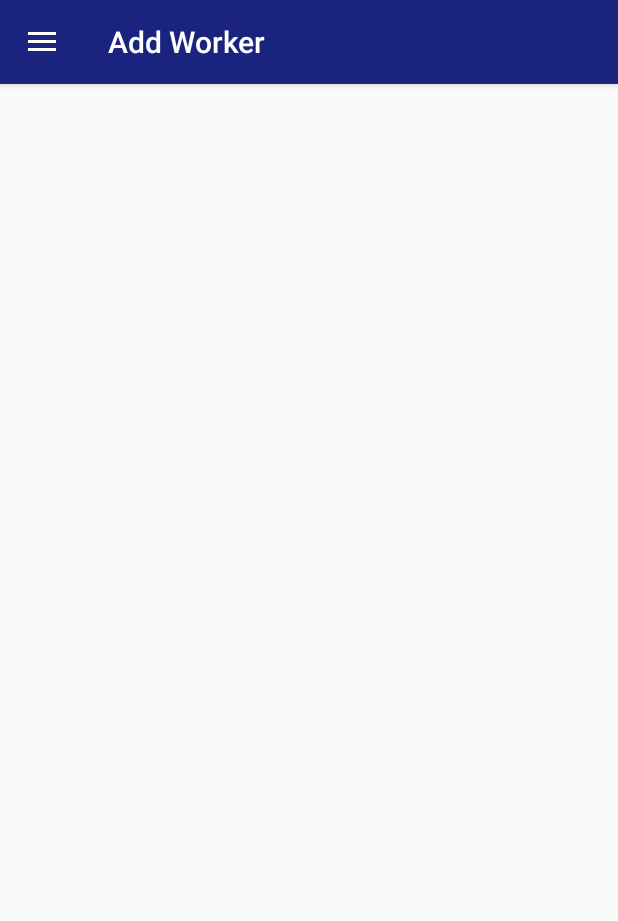
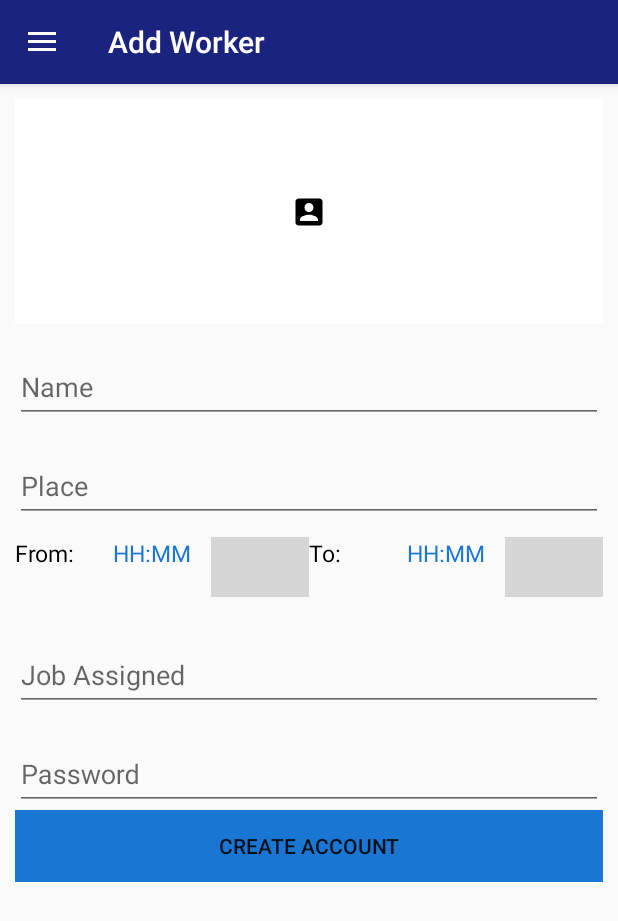
Before and after one commit to ShankarDhandapani/Washmak, an Android app: the fragment AddWorkerFragement placed in its activity, on a phone screen of 412 x 824 dp. Shown: the top 921 px of the screen. Run offline under Robolectric (Android 15) with nearby library versions, the phone set to English and light mode, and no system bars; our stand-ins replace Firebase (no records; nobody signed in at launch, a user with empty details on screens opened directly); grey boxes are pictures that could not be loaded.

Commit message:
Added Add Worker IN Manager

```diff
--- a/app/src/main/java/com/washmak/cingrous/washmak/AddWorkerFragement.java
+++ b/app/src/main/java/com/washmak/cingrous/washmak/AddWorkerFragement.java
@@ -1,5 +1,8 @@
 package com.washmak.cingrous.washmak;
 
+import android.annotation.SuppressLint;
+import android.app.Dialog;
+import android.app.TimePickerDialog;
 import android.os.Bundle;
 import android.support.annotation.NonNull;
 import android.support.annotation.Nullable;
@@ -7,16 +10,86 @@ import android.support.v4.app.Fragment;
 import android.view.LayoutInflater;
 import android.view.View;
 import android.view.ViewGroup;
+import android.widget.TextView;
+import android.widget.TimePicker;
+import android.widget.Toast;
 
+import java.util.Calendar;
 import java.util.Objects;
 
 public class AddWorkerFragement extends Fragment {
+    final Calendar c = Calendar.getInstance();
+    int hr = c.get(Calendar.HOUR_OF_DAY);
+    int min = c.get(Calendar.MINUTE);
+    TextView from_time, to_time;
 
     @Nullable
     @Override
     public View onCreateView(@NonNull LayoutInflater inflater, @Nullable ViewGroup container, @Nullable Bundle savedInstanceState) {
-        return inflater.inflate(R.layout.fragement_add_worker, container, false);
+
+        final View view = inflater.inflate(R.layout.fragement_add_worker, container, false);
+        from_time = view.findViewById(R.id.time_from_from_add_details);
+        to_time = view.findViewById(R.id.time_to_from_add_details);
+
+
+        view.findViewById(R.id.set_time_from_from_add_details).setOnClickListener(new View.OnClickListener() {
+            @Override
+            public void onClick(View v) {
+                TimePickerDialog timePickerDialog = new TimePickerDialog(getContext(), new TimePickerDialog.OnTimeSetListener() {
+                    @SuppressLint("SetTextI18n")
+                    @Override
+                    public void onTimeSet(TimePicker view, int hourOfDay, int minute) {
+                        updateTime(hourOfDay, minute, 1);
+                    }
+                }, hr, min, false);
+                timePickerDialog.show();
+            }
+        });
+
+        view.findViewById(R.id.set_time_to_from_add_details).setOnClickListener(new View.OnClickListener() {
+            @Override
+            public void onClick(View v) {
+                TimePickerDialog timePickerDialog = new TimePickerDialog(getContext(), new TimePickerDialog.OnTimeSetListener() {
+                    @SuppressLint("SetTextI18n")
+                    @Override
+                    public void onTimeSet(TimePicker view, int hourOfDay, int minute) {
+                        updateTime(hourOfDay, minute, 0);
+                    }
+                }, hr, min, false);
+                timePickerDialog.show();
+            }
+        });
+        return view;
+
     }
+
+    private void updateTime(int hours, int mins, int i) {
+        String timeSet = "";
+    if (hours > 12) {
+        hours -= 12;
+        timeSet = "PM";
+    } else if (hours == 0) {
+        hours += 12;
+        timeSet = "AM";
+    } else if (hours == 12)
+        timeSet = "PM";
+    else
+        timeSet = "AM";
+        String minutes = "";
+        if (mins < 10)
+            minutes = "0" + mins;
+        else
+            minutes = String.valueOf(mins);
+        String aTime = String.valueOf(hours) + ':' + minutes + " " + timeSet;
+
+        if(i == 1){
+            from_time.setText(aTime);
+        }else {
+            to_time.setText(aTime);
+
+        }
+    }
+
 
     @Override
     public void onViewCreated(@NonNull View view, @Nullable Bundle savedInstanceState) {
--- /dev/null
+++ b/app/src/main/res/drawable/ic_access_time_black_24dp.xml
@@ -0,0 +1,9 @@
+<vector xmlns:android="http://schemas.android.com/apk/res/android"
+        android:width="24dp"
+        android:height="24dp"
+        android:viewportWidth="24.0"
+        android:viewportHeight="24.0">
+    <path
+        android:fillColor="#FF000000"
+        android:pathData="M11.99,2C6.47,2 2,6.48 2,12s4.47,10 9.99,10C17.52,22 22,17.52 22,12S17.52,2 11.99,2zM12,20c-4.42,0 -8,-3.58 -8,-8s3.58,-8 8,-8 8,3.58 8,8 -3.58,8 -8,8zM12.5,7H11v6l5.25,3.15 0.75,-1.23 -4.5,-2.67z"/>
+</vector>
--- /dev/null
+++ b/app/src/main/res/layout-v21/fragement_add_worker.xml
@@ -0,0 +1,140 @@
+<?xml version="1.0" encoding="utf-8"?>
+<ScrollView xmlns:android="http://schemas.android.com/apk/res/android"
+    android:layout_width="match_parent"
+    android:layout_height="match_parent"
+    android:orientation="vertical"
+    android:layout_weight="100"
+    android:padding="10dp">
+
+    <LinearLayout
+        android:weightSum="60"
+        android:orientation="vertical"
+        android:layout_width="match_parent"
+        android:layout_height="wrap_content">
+
+        <ImageButton
+            android:background="@color/colorPrimaryText"
+            android:src="@drawable/ic_account_box_black_24dp"
+            android:layout_width="match_parent"
+            android:layout_height="150dp"
+            android:contentDescription="@string/workerimageview" />
+
+        <android.support.design.widget.TextInputLayout
+            android:paddingTop="10dp"
+            android:layout_width="match_parent"
+            android:layout_height="wrap_content">
+
+            <android.support.design.widget.TextInputEditText
+                android:layout_width="match_parent"
+                android:layout_height="wrap_content"
+                android:hint="@string/name" />
+
+        </android.support.design.widget.TextInputLayout>
+
+        <android.support.design.widget.TextInputLayout
+            android:paddingTop="10dp"
+            android:layout_width="match_parent"
+            android:layout_height="wrap_content">
+
+            <android.support.design.widget.TextInputEditText
+                android:layout_width="match_parent"
+                android:layout_height="wrap_content"
+                android:hint="@string/place" />
+        </android.support.design.widget.TextInputLayout>
+
+        <LinearLayout
+            android:paddingTop="10dp"
+            android:layout_width="match_parent"
+            android:layout_height="wrap_content"
+            android:orientation="horizontal"
+            android:weightSum="60">
+
+            <TextView
+                android:layout_width="0dp"
+                android:layout_height="50dp"
+                android:layout_weight="10"
+                android:text="@string/from"
+                android:textColor="@color/colorAccentText"
+                android:textSize="15sp" />
+
+            <TextView
+                android:id="@+id/time_from_from_add_details"
+                android:layout_width="0dp"
+                android:layout_height="50dp"
+                android:layout_weight="10"
+                android:text="@string/time_pattern"
+                android:textColor="@color/colorAccent"
+                android:textSize="15sp" />
+
+            <ImageButton
+                android:id="@+id/set_time_from_from_add_details"
+                android:layout_width="0dp"
+                android:layout_height="40dp"
+                android:layout_weight="10"
+                android:background="@color/zxing_transparent"
+                android:contentDescription="@string/time"
+                android:scaleType="fitCenter"
+                android:src="@drawable/ic_access_time_black_24dp" />
+
+            <TextView
+                android:layout_width="0dp"
+                android:layout_height="50dp"
+                android:layout_weight="10"
+                android:text="@string/to"
+                android:textColor="@color/colorAccentText"
+                android:textSize="15sp" />
+
+            <TextView
+                android:id="@+id/time_to_from_add_details"
+                android:layout_width="0dp"
+                android:layout_height="50dp"
+                android:layout_weight="10"
+                android:text="@string/time_pattern"
+                android:textColor="@color/colorAccent"
+                android:textSize="15sp" />
+
+            <ImageButton
+                android:id="@+id/set_time_to_from_add_details"
+                android:layout_width="0dp"
+                android:layout_height="40dp"
+                android:layout_weight="10"
+                android:background="@color/zxing_transparent"
+                android:contentDescription="@string/time"
+                android:scaleType="fitCenter"
+                android:src="@drawable/ic_access_time_black_24dp" />
+
+        </LinearLayout>
+
+        <android.support.design.widget.TextInputLayout
+            android:paddingTop="10dp"
+            android:layout_width="match_parent"
+            android:layout_height="wrap_content">
+
+            <android.support.design.widget.TextInputEditText
+                android:layout_width="match_parent"
+                android:layout_height="wrap_content"
+                android:hint="@string/job_assigned" />
+        </android.support.design.widget.TextInputLayout>
+
+        <android.support.design.widget.TextInputLayout
+            android:paddingTop="10dp"
+            android:layout_width="match_parent"
+            android:layout_height="wrap_content">
+
+            <android.support.design.widget.TextInputEditText
+                android:layout_width="match_parent"
+                android:layout_height="wrap_content"
+                android:hint="@string/password" />
+        </android.support.design.widget.TextInputLayout>
+
+        <Button
+            android:text="@string/create_account"
+            android:background="@color/colorPrimary"
+            android:backgroundTint="@color/colorAccent"
+
+            android:layout_width="match_parent"
+            android:layout_height="wrap_content" />
+
+    </LinearLayout>
+
+</ScrollView>
--- a/app/src/main/res/layout/fragement_add_worker.xml
+++ b/app/src/main/res/layout/fragement_add_worker.xml
@@ -1,7 +1,118 @@
 <?xml version="1.0" encoding="utf-8"?>
 <LinearLayout xmlns:android="http://schemas.android.com/apk/res/android"
     android:layout_width="match_parent"
-    android:layout_height="match_parent">
+    android:layout_height="match_parent"
+    android:orientation="vertical"
+    android:layout_weight="100"
+    android:padding="10dp">
 
+    <ImageButton
+        android:background="@color/colorPrimaryText"
+        android:src="@drawable/ic_account_box_black_24dp"
+        android:layout_width="match_parent"
+        android:layout_height="150dp"
+        android:contentDescription="@string/workerimageview" />
 
+    <android.support.design.widget.TextInputLayout
+        android:paddingTop="10dp"
+        android:layout_width="match_parent"
+        android:layout_height="wrap_content">
+
+        <android.support.design.widget.TextInputEditText
+            android:layout_width="match_parent"
+            android:layout_height="wrap_content"
+            android:hint="@string/name" />
+
+    </android.support.design.widget.TextInputLayout>
+
+    <android.support.design.widget.TextInputLayout
+        android:paddingTop="10dp"
+        android:layout_width="match_parent"
+        android:layout_height="wrap_content">
+
+        <android.support.design.widget.TextInputEditText
+            android:layout_width="match_parent"
+            android:layout_height="wrap_content"
+            android:hint="@string/place" />
+    </android.support.design.widget.TextInputLayout>
+
+    <LinearLayout
+        android:paddingTop="10dp"
+        android:layout_width="match_parent"
+        android:layout_height="wrap_content"
+        android:orientation="horizontal"
+        android:weightSum="60">
+
+        <TextView
+            android:layout_width="0dp"
+            android:layout_height="50dp"
+            android:layout_weight="10"
+            android:text="@string/from"
+            android:textColor="@color/colorAccentText"
+            android:textSize="15sp" />
+
+        <TextView
+            android:id="@+id/time_from_from_add_details"
+            android:layout_width="0dp"
+            android:layout_height="50dp"
+            android:layout_weight="10"
+            android:text="@string/time_pattern"
+            android:textColor="@color/colorAccent"
+            android:textSize="15sp" />
+
+        <ImageButton
+            android:id="@+id/set_time_from_from_add_details"
+            android:layout_width="0dp"
+            android:layout_height="40dp"
+            android:layout_weight="10"
+            android:background="@color/zxing_transparent"
+            android:contentDescription="@string/time"
+            android:scaleType="fitCenter"
+            android:src="@drawable/ic_access_time_black_24dp" />
+
+        <TextView
+            android:layout_width="0dp"
+            android:layout_height="50dp"
+            android:layout_weight="10"
+            android:text="@string/to"
+            android:textColor="@color/colorAccentText"
+            android:textSize="15sp" />
+
+        <TextView
+            android:id="@+id/time_to_from_add_details"
+            android:layout_width="0dp"
+            android:layout_height="50dp"
+            android:layout_weight="10"
+            android:text="@string/time_pattern"
+            android:textColor="@color/colorAccent"
+            android:textSize="15sp" />
+
+        <ImageButton
+            android:id="@+id/set_time_to_from_add_details"
+            android:layout_width="0dp"
+            android:layout_height="40dp"
+            android:layout_weight="10"
+            android:background="@color/zxing_transparent"
+            android:contentDescription="@string/time"
+            android:scaleType="fitCenter"
+            android:src="@drawable/ic_access_time_black_24dp" />
+
+    </LinearLayout>
+
+    <android.support.design.widget.TextInputLayout
+        android:paddingTop="10dp"
+        android:layout_width="match_parent"
+        android:layout_height="wrap_content">
+
+        <android.support.design.widget.TextInputEditText
+            android:layout_width="match_parent"
+            android:layout_height="wrap_content"
+            android:hint="@string/job_assigned" />
+    </android.support.design.widget.TextInputLayout>
+
+    <Button
+        android:text="@string/create_account"
+        android:background="@color/colorAccent"
+        android:layout_width="match_parent"
+        android:layout_height="wrap_content" />
 </LinearLayout>
--- a/app/src/main/res/values/strings.xml
+++ b/app/src/main/res/values/strings.xml
@@ -23,4 +23,13 @@
     <string name="add_worker">Add Worker</string>
     <string name="worker_details">Worker Details</string>
     <string name="logout">LogOut</string>
+    <string name="name">Name</string>
+    <string name="place">Place</string>
+    <string name="time">Time</string>
+    <string name="time_pattern">HH:MM</string>
+    <string name="from">From:</string>
+    <string name="to">To:</string>
+    <string name="workerimageview">WorkerImageView</string>
+    <string name="job_assigned">Job Assigned</string>
+    <string name="create_account">Create Account</string>
 </resources>
```
